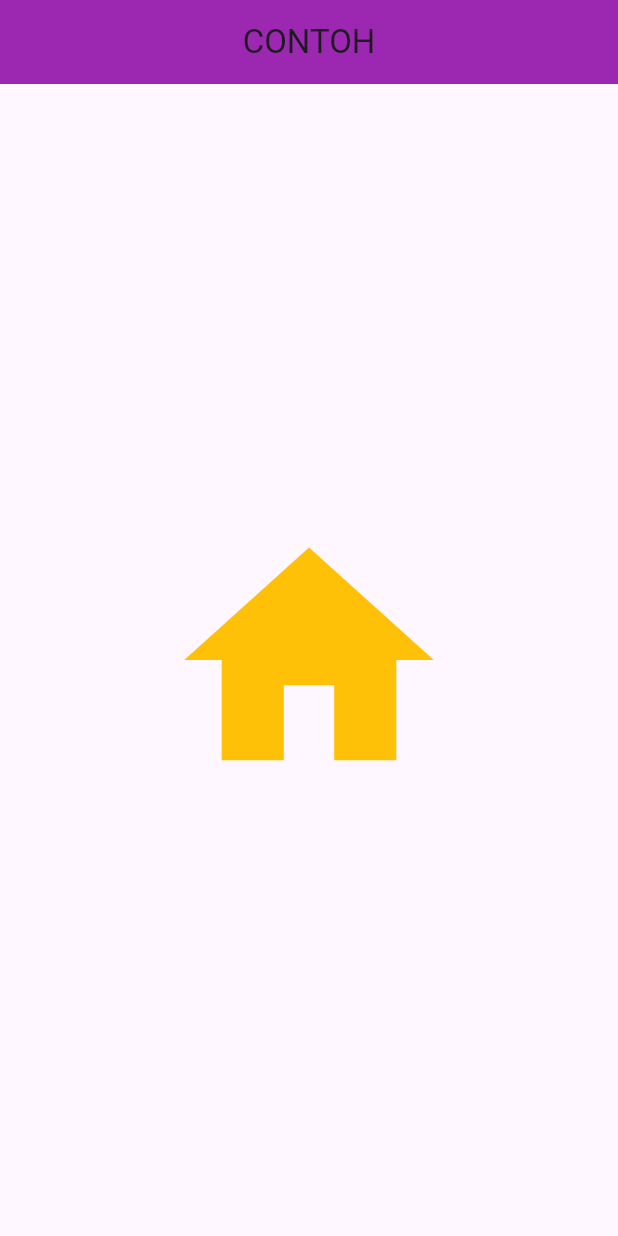
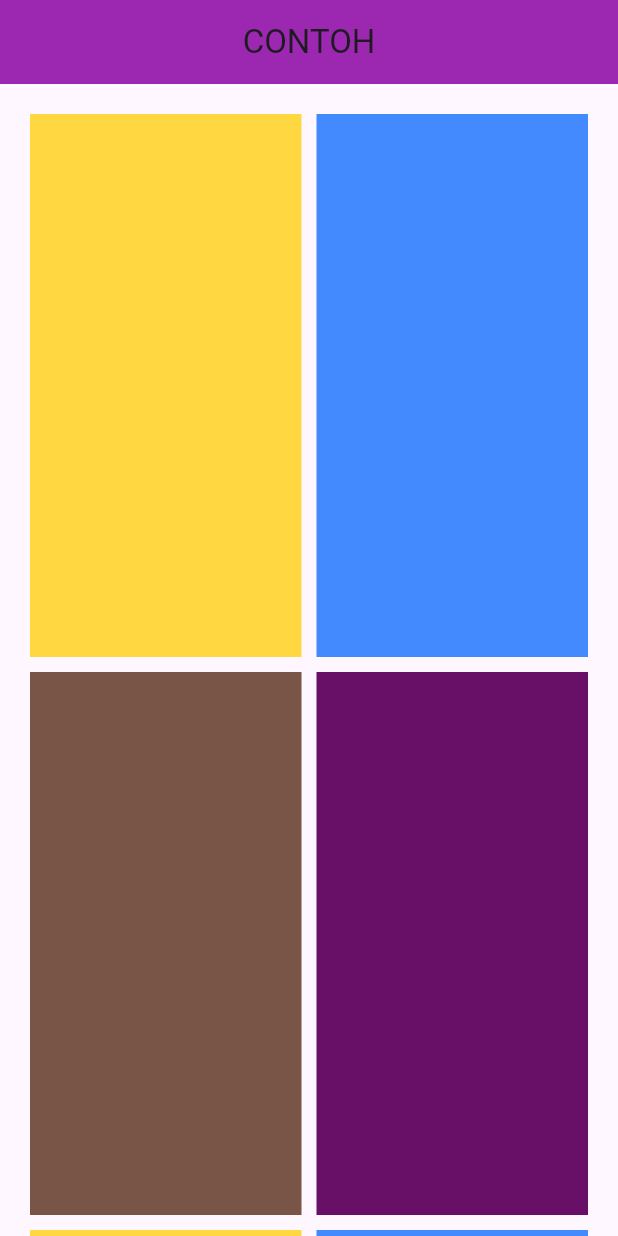
Before and after one commit to fannyHere/Flutter_Section03_BasicWidget, a Flutter app: the screen it shows after launch, on a phone screen of 412 x 824 dp. Run offline on Flutter 3.47's test engine with Material 3 defaults, Android fonts, the phone set to English and light mode, and no system bars.

Commit message:
Section 03 - 03 Visible and invisible Widget

```diff
--- /dev/null
+++ b/lib/invisibleWidget/gridView.dart
@@ -0,0 +1,116 @@
+import 'package:flutter/material.dart';
+import 'package:hello_world/func_appbar.dart';
+
+class grid extends StatelessWidget {
+  const grid({super.key});
+
+  @override
+  Widget build(BuildContext context) {
+    return Scaffold(
+      appBar: appbar(),
+      body: GridView(
+        //listview ga ngefek karena ada scroll direction
+        //sama kaya listview ga ngefek klo dikasih weight sama height
+        // karena ukurannya udah ditentuin sama crossAxisnyaCount dan disusun sama besar
+        //otomatis bisa discroll
+
+        //buat ngasih margin= padding = pake edgeinset.only klo mau dirinci kanan kiri atas bawah
+        // padding: EdgeInsets.only(
+        //   top: 10,
+        //   left: 10,
+        //   right: 10,
+        // ),
+
+        //buat ngasih margin= padding = pake edgeinset.all klo gamau dirinci kanan kiri atas bawah
+        padding: EdgeInsets.all(20),
+
+        //SliverGridDelegateWithFixedCrossAxisCount: menggunakanukuran seberapa banyak? (normalnya)
+        gridDelegate: SliverGridDelegateWithFixedCrossAxisCount(
+          crossAxisCount: 2, //satu layar dibagi jadi 2
+          crossAxisSpacing: 10, //ngasih spasi secara vertikal
+          mainAxisSpacing: 10, //ngasih spasi secara horizontal
+          childAspectRatio: 1 /
+              2, //ngatur perbandingan lebar:tinggi (misal 1/2=maka lebar 1: tinggi 2)
+        ),
+
+        //SliverGridDelegateWithMaxCrossAxisExtent: menggunakan ukuran (misal 200)
+        //terus bentukannya itu disesuaikan dengan layar secara potrait atau landscape device
+        // gridDelegate: SliverGridDelegateWithMaxCrossAxisExtent(
+        //   maxCrossAxisExtent: 200,
+        //   crossAxisSpacing: 10, //untuk spacing antar container
+        // ),
+
+        children: [
+          Container(
+            color: Colors.amberAccent,
+            //height: 100,
+            //width: 100,
+          ),
+          Container(
+            color: Colors.blueAccent,
+          ),
+          Container(
+            height: 200,
+            width: 200,
+            color: Colors.brown,
+          ),
+          Container(
+            height: 200,
+            width: 200,
+            color: Color.fromARGB(255, 104, 16, 104),
+          ),
+          Container(
+            color: Colors.amberAccent,
+          ),
+          Container(
+            color: Colors.blueAccent,
+          ),
+          Container(
+            height: 200,
+            width: 200,
+            color: Colors.brown,
+          ),
+          Container(
+            height: 200,
+            width: 200,
+            color: Color.fromARGB(255, 104, 16, 104),
+          ),
+          Container(
+            color: Colors.amberAccent,
+            //height: 100,
+            //width: 100,
+          ),
+          Container(
+            color: Colors.blueAccent,
+          ),
+          Container(
+            height: 200,
+            width: 200,
+            color: Colors.brown,
+          ),
+          Container(
+            height: 200,
+            width: 200,
+            color: Color.fromARGB(255, 104, 16, 104),
+          ),
+          Container(
+            color: Colors.amberAccent,
+          ),
+          Container(
+            color: Colors.blueAccent,
+          ),
+          Container(
+            height: 200,
+            width: 200,
+            color: Colors.brown,
+          ),
+          Container(
+            height: 200,
+            width: 200,
+            color: Color.fromARGB(255, 104, 16, 104),
+          ),
+        ], //children
+      ),
+    );
+  }
+}
--- a/lib/main.dart
+++ b/lib/main.dart
@@ -1,6 +1,7 @@
 import 'package:flutter/material.dart';
-import 'package:hello_world/icon.dart';
+import 'package:hello_world/invisibleWidget/gridView.dart';
 
+//nambahin import dari home:
 void main() {
   runApp(MyApp());
 }
@@ -15,7 +16,8 @@ class MyApp extends StatelessWidget {
     //nah kan, misal home: ==> mageProvider() ini bakal dipanggil dan memunculkan
     //isian page imageProvider yang berisi widget
 
-    return MaterialApp(debugShowCheckedModeBanner: false, home: icon()
+    return MaterialApp(debugShowCheckedModeBanner: false, home: grid()
+
         //hubungan MaterialApp,Home, Scaffold, dan AppBar
         //materialapp itu buat manggil class misal class imageprovider, nah itu
         //pake parameter home: , nah salah satu class lain yang bisa diambil
@@ -27,39 +29,10 @@ class MyApp extends StatelessWidget {
         //1. assetImage()
         //2. networkImage()
         //3. icon()
+        //4. buttonKlik()
+        //5. logo()
+        //6. helloWorld()
 
-        //latihan button klik
-        // body: Center(
-        //     child: ElevatedButton(
-        //   onPressed: () {
-        //     print("KLIK");
-        //   },
-        //   child: Text("KLIK SAYA"),
-        // ) //center
-        // ) //scaffold
-
-        //latihan flutter logo
-        // body: Center(
-        //   child: FlutterLogo(
-        //     size: 200,
-        //   ), //center
-        // ) //scaffold
-
-        //latihan hello world
-        //   Center(
-        //       //widget
-        //       child: Container(
-        //     //parameter child itu buat nentuin widget mana (yaitu si container) yang bakal diketengahin oleh widget (center)
-        //     width: 200,
-        //     height: 300,
-        //     color: Colors.purple,
-        //     child: Center(
-        //       child: Text("Hello Fanny jelek!"),
-        //     ),
-        //   )
-        //       //child: Text("Hello Fanny Jelek"),
-        //       ), //center
-        // ), //scaffold
         );
   } //widget build
 } //stateless widget
```
Also changed, not shown: lib/buttonKlik.dart (added, +21 -0 lines), lib/helloWorld.dart (added, +21 -0 lines), lib/invisibleWidget/column.dart (added, +34 -0 lines), lib/invisibleWidget/listView.dart (added, +73 -0 lines), lib/invisibleWidget/mainAxisAlignment.dart (added, +66 -0 lines), lib/invisibleWidget/row.dart (added, +35 -0 lines), lib/invisibleWidget/singleChildScrollView.dart (added, +57 -0 lines), lib/invisibleWidget/stacks.dart (added, +56 -0 lines), lib/logo.dart (added, +17 -0 lines).
